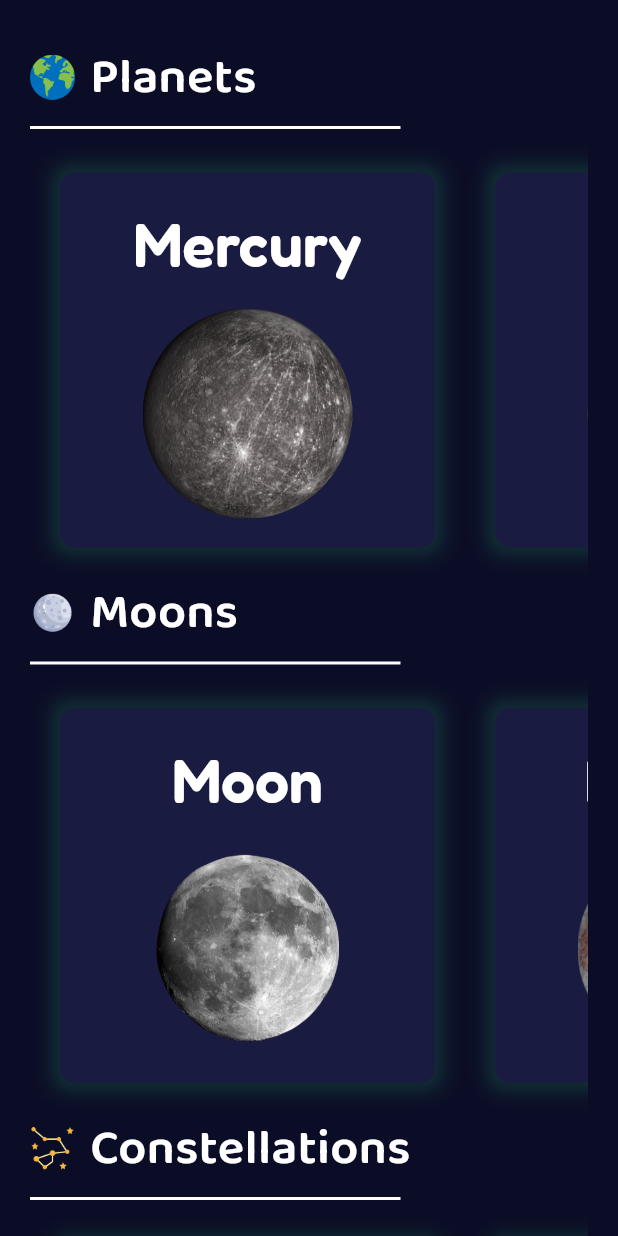
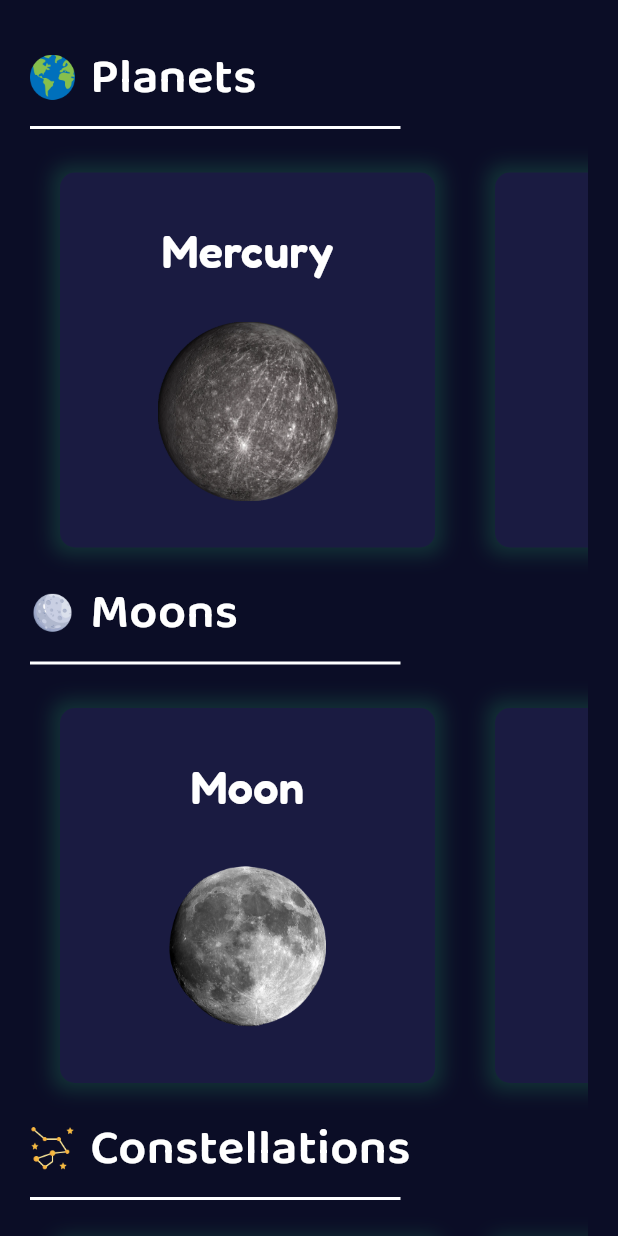
Before and after one commit to heetsolanki/AstroPlay-Flutter-App, a Flutter app: the ExploreScreen screen opened by its route, on a phone screen of 412 x 824 dp. Run offline on Flutter 3.47's test engine with Material 3 defaults, Android fonts, the phone set to English and light mode, and no system bars; our stand-ins replace google_fonts, material_symbols_icons.

Commit message:
Modified space_card_component.dart

```diff
--- a/astroplay/lib/components/space_card_component.dart
+++ b/astroplay/lib/components/space_card_component.dart
@@ -40,10 +40,10 @@ class _SpaceCardState extends State<SpaceCard> {
                 widget.title,
                 style: GoogleFonts.fredoka(
                   fontWeight: FontWeight.w600,
-                  fontSize: 40,
+                  fontSize: 30,
                 ),
               ),
-              SizedBox(height: 140, width: 140, child: Image.asset(widget.imagePath)),
+              SizedBox(height: 120, width: 120, child: Image.asset(widget.imagePath)),
             ],
           ),
         ),
```
